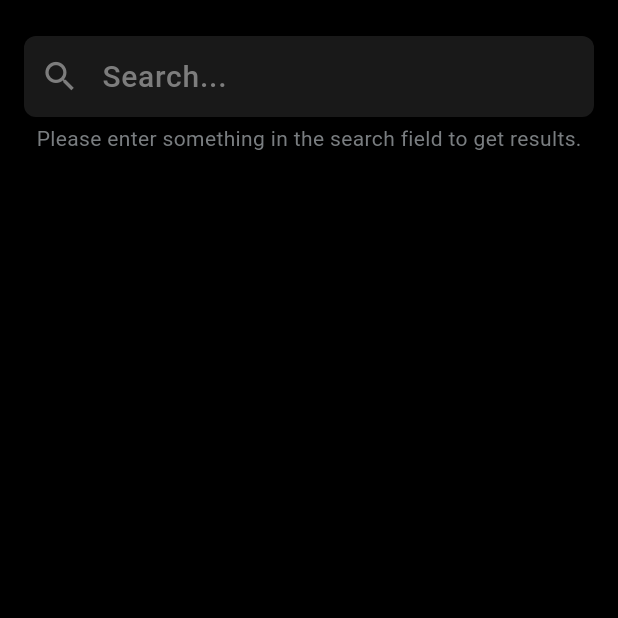
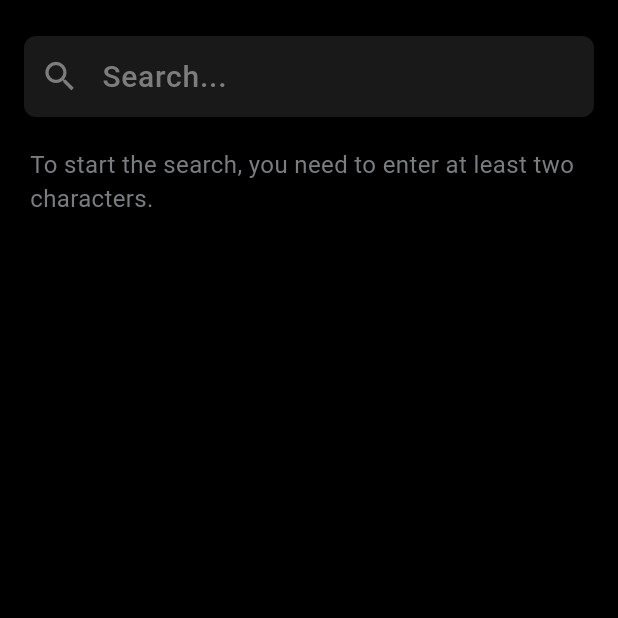
Before and after one commit to k1mka/film_zone, a Flutter app: the screen it shows after launch, on a phone screen of 412 x 824 dp, the top half of it. Run offline on Flutter 3.47's test engine with Material 3 defaults, Android fonts, the phone set to English and light mode, and no system bars; our stand-ins replace dio, flutter_bloc, flutter_hooks, flutter_svg, freezed_annotation, get_it and 3 more; generated files the repository leaves out were written again.

Commit message:
code refactoring

```diff
--- a/lib/core/theme/text_styles.dart
+++ b/lib/core/theme/text_styles.dart
@@ -21,7 +21,7 @@ abstract class TextStyles {
       );
 
   static TextStyle get initialStyle => const TextStyle(
-        fontSize: 14,
+        fontSize: 16,
         color: Palette.blurTextColor,
         fontWeight: FontWeight.w400,
       );
--- a/lib/l10n/app_en.arb
+++ b/lib/l10n/app_en.arb
@@ -6,6 +6,6 @@
   "film_catalog": "Film Catalog",
   "show_less": "Show less",
   "show_more": "Show more",
-  "please_enter_something": "Please enter something in the search field to get results.",
+  "to_start_searching": "To start the search, you need to enter at least two characters.",
   "data_not_found_please_check_your_request_or_try_searching_for_something_else": "Data not found. Please check your request or try searching for something else."
 }
--- a/lib/ui/film_catalog_screen/bloc/film_catalog_bloc.dart
+++ b/lib/ui/film_catalog_screen/bloc/film_catalog_bloc.dart
@@ -18,6 +18,10 @@ class FilmCatalogBloc extends Bloc<FilmCatalogEvent, FilmCatalogState> {
   final Repository repository;
 
   Future<void> _onSearchEvent(SearchCatalogEvent event, Emitter<FilmCatalogState> emit) async {
+    if (event.query.length < 2) {
+      return;
+    }
+
     try {
       emit(LoadingCatalogState());
       final results = await repository.searchFilms(event.query);
--- a/lib/ui/film_catalog_screen/film_catalog_layout.dart
+++ b/lib/ui/film_catalog_screen/film_catalog_layout.dart
@@ -24,7 +24,9 @@ class FilmCatalogLayout extends StatelessWidget {
           child: Column(
             children: [
               Tokens.spacer24,
-              InputFieldWidget(onChanged: (query) => _handleSearch(query, context)),
+              InputFieldWidget(
+                onChanged: (query) => _handleSearch(query, context),
+              ),
               Expanded(
                 child: BlocBuilder<FilmCatalogBloc, FilmCatalogState>(
                   builder: (context, state) {
--- a/lib/ui/widgets/input_field_widget.dart
+++ b/lib/ui/widgets/input_field_widget.dart
@@ -5,7 +5,10 @@ import 'package:film_zone/ui/widgets/tokens/tokens.dart';
 import 'package:flutter/material.dart';
 
 class InputFieldWidget extends StatelessWidget {
-  const InputFieldWidget({super.key, required this.onChanged});
+  const InputFieldWidget({
+    super.key,
+    required this.onChanged,
+  });
 
   final ValueChanged<String> onChanged;
 
@@ -16,7 +19,7 @@ class InputFieldWidget extends StatelessWidget {
   Widget build(BuildContext context) {
     return Padding(
       padding: Tokens.paddingH16,
-      child: TextField(
+      child: TextFormField(
         cursorColor: Palette.white,
         style: TextStyles.inputTextStyle,
         onChanged: onChanged,
--- a/lib/ui/widgets/pages/initial_page.dart
+++ b/lib/ui/widgets/pages/initial_page.dart
@@ -8,9 +8,9 @@ class InitialPage extends StatelessWidget {
 
   @override
   Widget build(BuildContext context) => Padding(
-        padding: Tokens.padding4,
+        padding: Tokens.padding20,
         child: Text(
-          context.s.please_enter_something,
+          context.s.to_start_searching,
           style: TextStyles.initialStyle,
         ),
       );
```
